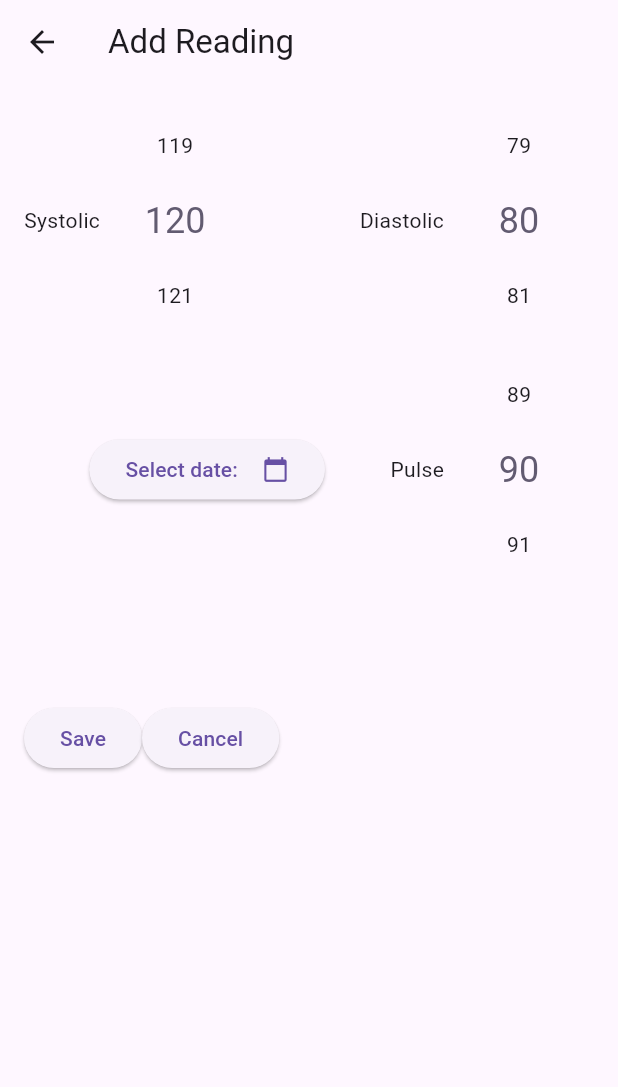
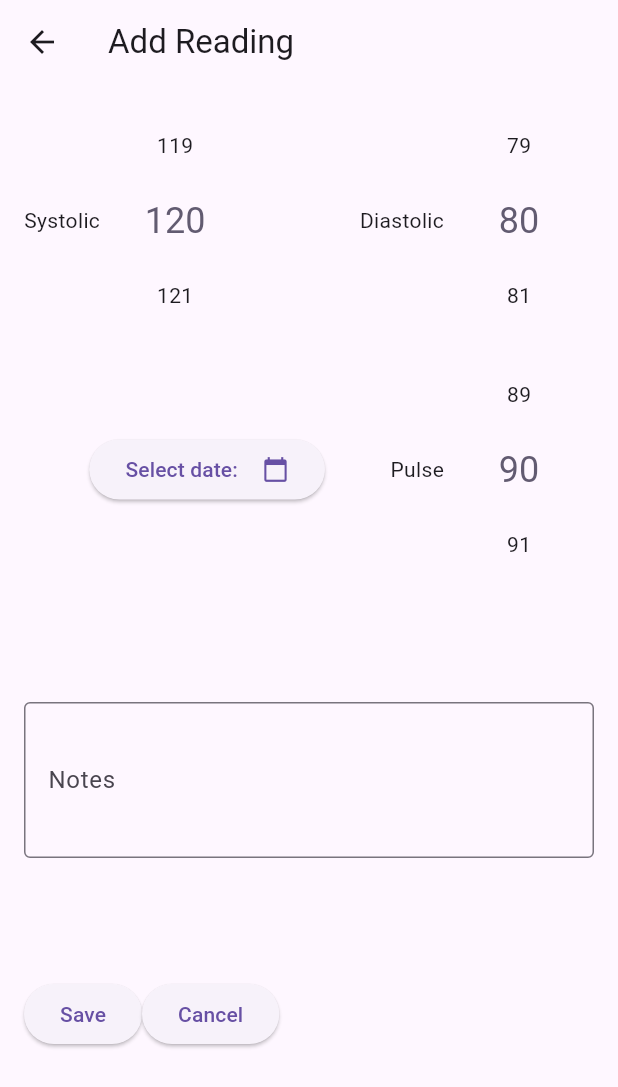
Before and after one commit to tymiasas00/bp_app, a Flutter app: the screen it shows after launch, item 2 of the bottom bar chosen, on a phone screen of 412 x 824 dp. Shown: the top 1087 px of the screen. Run offline on Flutter 3.47's test engine with Material 3 defaults, Android fonts, the phone set to English and light mode, and no system bars; drawn by our look-alikes of numberpicker.

Commit message:
Added notes to the reading, not functional yet

```diff
--- a/lib/models/bp_reading.dart
+++ b/lib/models/bp_reading.dart
@@ -6,6 +6,7 @@ class BloodPressureReading{
   final int diastolic;
   final int pulse;
   final DateTime date;
+  final String notes;
 
 
   BloodPressureReading({
@@ -13,6 +14,7 @@ class BloodPressureReading{
     required this.diastolic,
     required this.date,
     required this.pulse,
+    this.notes = '',
     }) : id = const Uuid().v1();
 
 
--- a/lib/screens/add_reading_screen.dart
+++ b/lib/screens/add_reading_screen.dart
@@ -19,6 +19,8 @@ class _AddReadingScreenState extends State<AddReadingScreen> {
   int diastolicValue = 80;
   int pulseValue = 90;
   DateTime selectedDate = DateTime.now();
+
+  String readingNotes = '';
 
   Future<DateTime?> showDateTimePicker({
     required BuildContext context,
@@ -78,6 +80,7 @@ class _AddReadingScreenState extends State<AddReadingScreen> {
       diastolic: diastolicValue,
       date: selectedDate,
       pulse: pulseValue,
+      notes: readingNotes,
     );
     widget.onSaveReading(reading);
     Navigator.pop(context);
@@ -91,7 +94,8 @@ class _AddReadingScreenState extends State<AddReadingScreen> {
       ),
       body: Padding(
         padding: const EdgeInsets.all(16.0),
-        child: Column(
+        child: ListView(
+          children:[ Column(
             children: [
               Row(
                 mainAxisAlignment: MainAxisAlignment.spaceBetween,
@@ -171,6 +175,15 @@ class _AddReadingScreenState extends State<AddReadingScreen> {
                 ],
               ),
               const SizedBox(height: 80),
+              TextFormField(
+                decoration: const InputDecoration(
+                  labelText: 'Notes',
+                  border: OutlineInputBorder(),
+                ),
+                maxLines: 3,
+                onSaved: (String? value) => readingNotes = value ?? '',
+              ),
+              const SizedBox(height: 80),
               Row(
                 children: [
                   ElevatedButton(
@@ -185,6 +198,8 @@ class _AddReadingScreenState extends State<AddReadingScreen> {
               ),
             ],
           ),
+        ]),
+
       ),
     );
   }
--- a/lib/widgets/bp_reading_cart.dart
+++ b/lib/widgets/bp_reading_cart.dart
@@ -70,6 +70,8 @@ class ReadingCard extends StatelessWidget {
           ),
           const SizedBox(height: 8.0),
           Text('${DateFormat.yMMMd().format(reading.date)} ${DateFormat.jm().format(reading.date)}'),
+          const SizedBox(height: 8.0),
+          Text(reading.notes != '' ? reading.notes : 'No notes'),
         ],
       ),
     );
--- a/lib/widgets/home_bottom_navigation_bar.dart
+++ b/lib/widgets/home_bottom_navigation_bar.dart
@@ -21,6 +21,7 @@ class HomeBottomNavigationBar extends StatelessWidget {
         BottomNavigationBarItem(
           icon: Icon(Icons.add),
           label: 'Add',
+
         ),
         BottomNavigationBarItem(
           icon: Icon(Icons.settings),
```
Lines whose indentation alone changed are shown as unchanged.
